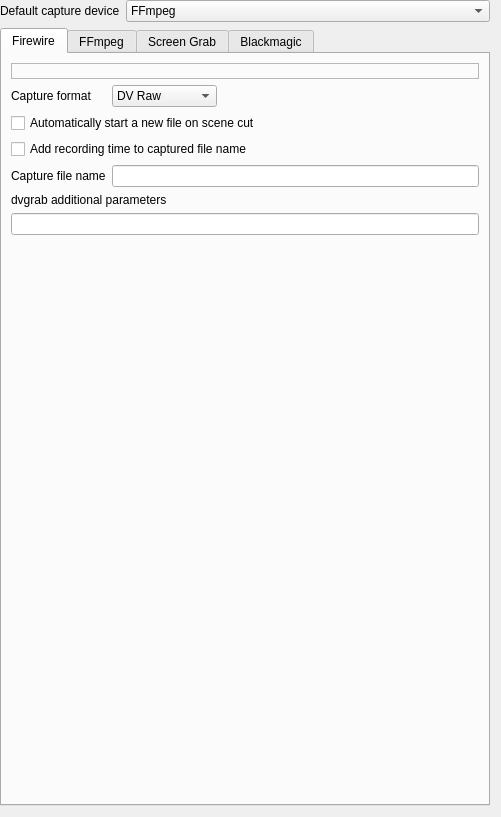
First picture: the form in src/ui/configcapture_ui.ui, repository KDE/kdenlive, before the edit.
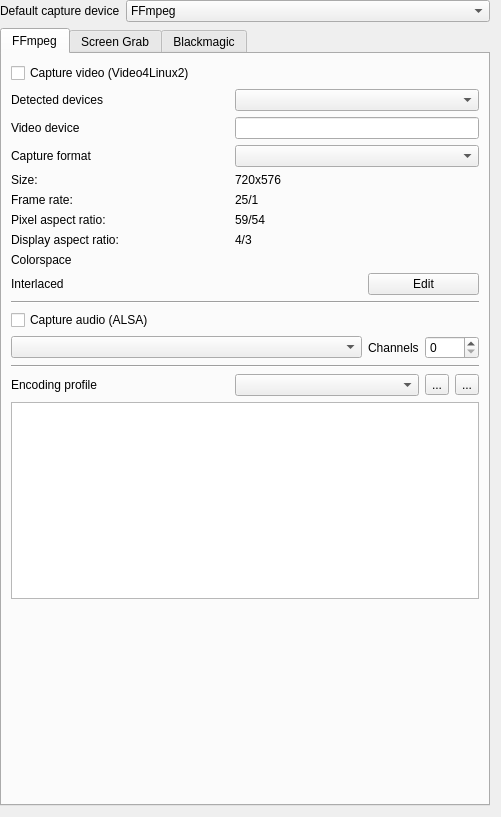
Second picture: the form after the edit. Custom widgets are drawn as their Qt base class.

The edit to the form file:
```diff
--- a/src/ui/configcapture_ui.ui
+++ b/src/ui/configcapture_ui.ui
@@ -52,117 +52,9 @@
        <height>0</height>
       </size>
      </property>
-     <widget class="QWidget" name="tab">
-      <attribute name="title">
-       <string>Firewire</string>
-      </attribute>
-      <layout class="QGridLayout" name="gridLayout_2">
-       <item row="0" column="0" colspan="3">
-        <widget class="QLabel" name="dvgrab_info">
-         <property name="frameShape">
-          <enum>QFrame::StyledPanel</enum>
-         </property>
-         <property name="frameShadow">
-          <enum>QFrame::Raised</enum>
-         </property>
-         <property name="text">
-          <string/>
-         </property>
-        </widget>
-       </item>
-       <item row="1" column="0">
-        <widget class="QLabel" name="label_2">
-         <property name="text">
-          <string>Capture format</string>
-         </property>
-        </widget>
-       </item>
-       <item row="1" column="1">
-        <widget class="KComboBox" name="kcfg_firewireformat">
-         <item>
-          <property name="text">
-           <string>DV Raw</string>
-          </property>
-         </item>
-         <item>
-          <property name="text">
-           <string>DV AVI type 1</string>
-          </property>
-         </item>
-         <item>
-          <property name="text">
-           <string>DV AVI type 2</string>
-          </property>
-         </item>
-         <item>
-          <property name="text">
-           <string>HDV</string>
-          </property>
-         </item>
-        </widget>
-       </item>
-       <item row="1" column="2">
-        <spacer name="horizontalSpacer">
-         <property name="orientation">
-          <enum>Qt::Horizontal</enum>
-         </property>
-         <property name="sizeHint" stdset="0">
-          <size>
-           <width>241</width>
-           <height>20</height>
-          </size>
-         </property>
-        </spacer>
-       </item>
-       <item row="2" column="0" colspan="3">
-        <widget class="QCheckBox" name="kcfg_firewireautosplit">
-         <property name="text">
-          <string>Automatically start a new file on scene cut</string>
-         </property>
-        </widget>
-       </item>
-       <item row="3" column="0" colspan="3">
-        <widget class="QCheckBox" name="kcfg_firewiretimestamp">
-         <property name="text">
-          <string>Add recording time to captured file name</string>
-         </property>
-        </widget>
-       </item>
-       <item row="4" column="0">
-        <widget class="QLabel" name="label_5">
-         <property name="text">
-          <string>Capture file name</string>
-         </property>
-        </widget>
-       </item>
-       <item row="4" column="1" colspan="2">
-        <widget class="QLineEdit" name="kcfg_dvgrabfilename"/>
-       </item>
-       <item row="5" column="0" colspan="2">
-        <widget class="QLabel" name="label_7">
-         <property name="text">
-          <string>dvgrab additional parameters</string>
-         </property>
-        </widget>
-       </item>
-       <item row="6" column="0" colspan="3">
-        <widget class="QLineEdit" name="kcfg_dvgrabextra"/>
-       </item>
-       <item row="7" column="1">
-        <spacer name="verticalSpacer_2">
-         <property name="orientation">
-          <enum>Qt::Vertical</enum>
-         </property>
-         <property name="sizeHint" stdset="0">
-          <size>
-           <width>20</width>
-           <height>188</height>
-          </size>
-         </property>
-        </spacer>
-       </item>
-      </layout>
-     </widget>
+     <property name="currentIndex">
+      <number>0</number>
+     </property>
      <widget class="QWidget" name="tab_2">
       <attribute name="title">
        <string>FFmpeg</string>
```
Left out of the diff: 3 changed lines with no effect on the pictures.
